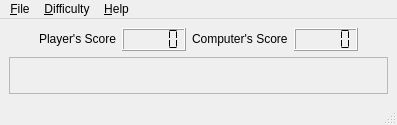
nurfalie/maxit, file maxit.ui: the form before one commit.
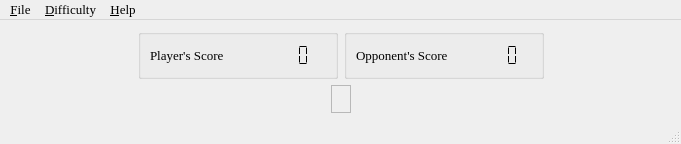
The form after the commit.

What changed in the file:
```diff
--- a/maxit.ui
+++ b/maxit.ui
@@ -5,10 +5,16 @@
    <rect>
     <x>0</x>
     <y>0</y>
-    <width>397</width>
-    <height>125</height>
+    <width>681</width>
+    <height>144</height>
    </rect>
   </property>
+  <property name="font" >
+   <font>
+    <family>Times</family>
+    <pointsize>10</pointsize>
+   </font>
+  </property>
   <property name="windowTitle" >
    <string>Maxit</string>
   </property>
@@ -30,6 +36,23 @@
        </spacer>
       </item>
       <item>
+       <layout class="QGridLayout" >
+        <item row="0" column="0" >
+         <widget class="QGroupBox" name="groupBox" >
+          <property name="sizePolicy" >
+           <sizepolicy vsizetype="Fixed" hsizetype="Preferred" >
+            <horstretch>0</horstretch>
+            <verstretch>0</verstretch>
+           </sizepolicy>
+          </property>
+          <property name="minimumSize" >
+           <size>
+            <width>200</width>
+            <height>0</height>
+           </size>
+          </property>
+          <layout class="QHBoxLayout" >
+           <item>
        <widget class="QLabel" name="label" >
         <property name="sizePolicy" >
          <sizepolicy vsizetype="Fixed" hsizetype="Preferred" >
@@ -50,11 +73,32 @@
           <verstretch>0</verstretch>
          </sizepolicy>
         </property>
+             <property name="frameShape" >
+              <enum>QFrame::NoFrame</enum>
+             </property>
         <property name="segmentStyle" >
          <enum>QLCDNumber::Flat</enum>
         </property>
        </widget>
       </item>
+          </layout>
+         </widget>
+        </item>
+        <item row="0" column="1" >
+         <widget class="QGroupBox" name="groupBox_2" >
+          <property name="sizePolicy" >
+           <sizepolicy vsizetype="Fixed" hsizetype="Preferred" >
+            <horstretch>0</horstretch>
+            <verstretch>0</verstretch>
+           </sizepolicy>
+          </property>
+          <property name="minimumSize" >
+           <size>
+            <width>200</width>
+            <height>0</height>
+           </size>
+          </property>
+          <layout class="QHBoxLayout" >
       <item>
        <widget class="QLabel" name="label_2" >
         <property name="sizePolicy" >
@@ -64,26 +108,31 @@
          </sizepolicy>
         </property>
         <property name="text" >
-         <string>Computer's Score</string>
+              <string>Opponent's Score</string>
         </property>
        </widget>
       </item>
       <item>
-       <widget class="QLCDNumber" name="computerscore" >
+            <widget class="QLCDNumber" name="opponentscore" >
         <property name="sizePolicy" >
          <sizepolicy vsizetype="Fixed" hsizetype="Minimum" >
           <horstretch>0</horstretch>
           <verstretch>0</verstretch>
          </sizepolicy>
         </property>
-        <property name="smallDecimalPoint" >
-         <bool>false</bool>
+             <property name="frameShape" >
+              <enum>QFrame::NoFrame</enum>
         </property>
         <property name="segmentStyle" >
          <enum>QLCDNumber::Flat</enum>
         </property>
        </widget>
       </item>
+          </layout>
+         </widget>
+        </item>
+       </layout>
+      </item>
       <item>
        <spacer>
         <property name="orientation" >
@@ -98,13 +147,28 @@
        </spacer>
       </item>
      </layout>
+    </item>
+    <item>
+     <layout class="QHBoxLayout" >
+      <item>
+       <spacer>
+        <property name="orientation" >
+         <enum>Qt::Horizontal</enum>
+        </property>
+        <property name="sizeHint" >
+         <size>
+          <width>40</width>
+          <height>20</height>
+         </size>
+        </property>
+       </spacer>
     </item>
     <item>
      <widget class="QFrame" name="mainframe" >
       <property name="font" >
        <font>
-        <family>Lucida Grande</family>
-        <pointsize>13</pointsize>
+          <family>Times</family>
+          <pointsize>10</pointsize>
        </font>
       </property>
       <property name="frameShape" >
@@ -116,6 +180,21 @@
       <layout class="QGridLayout" />
      </widget>
     </item>
+      <item>
+       <spacer>
+        <property name="orientation" >
+         <enum>Qt::Horizontal</enum>
+        </property>
+        <property name="sizeHint" >
+         <size>
+          <width>40</width>
+          <height>20</height>
+         </size>
+        </property>
+       </spacer>
+      </item>
+     </layout>
+    </item>
    </layout>
   </widget>
   <widget class="QMenuBar" name="menubar" >
@@ -123,8 +202,8 @@
     <rect>
      <x>0</x>
      <y>0</y>
-     <width>397</width>
-     <height>22</height>
+     <width>681</width>
+     <height>28</height>
     </rect>
    </property>
    <widget class="QMenu" name="menu_File" >
```
Left out of the diff: 6 changed lines with no effect on the pictures. Lines whose indentation alone changed are shown as unchanged.
